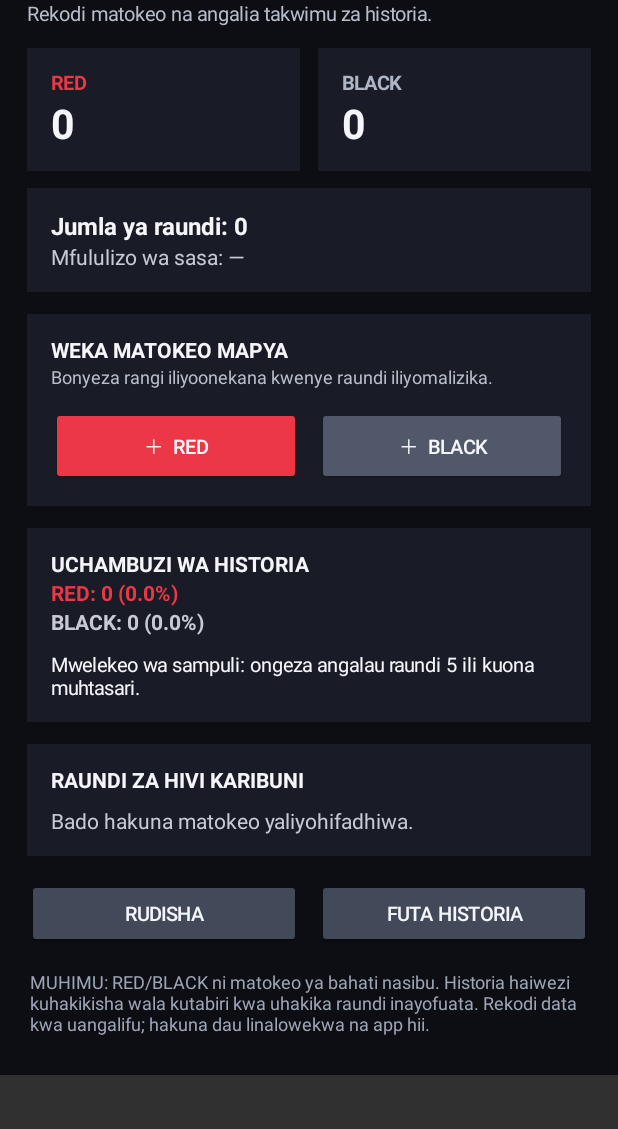
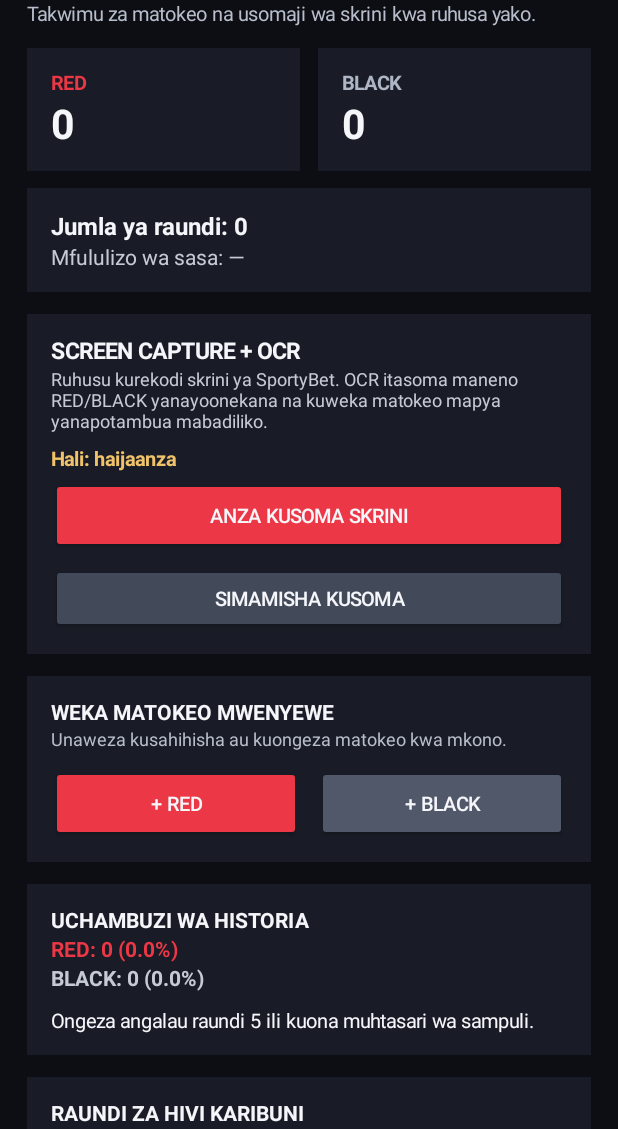
Before and after one commit to mcwiz75-source/imaku-coin-flip, an Android app: the screen it shows after launch (MainActivity), on a phone screen of 412 x 824 dp, the part 107-1236 px from its top. Run offline under Robolectric (Android 15) with nearby library versions, the phone set to English and light mode, and no system bars.

Commit message:
Add user-consented screen capture and OCR controls to analyzer

```diff
--- a/RedBlack_Analyzer_Android/app/src/main/java/com/mcwiz/redblack/MainActivity.java
+++ b/RedBlack_Analyzer_Android/app/src/main/java/com/mcwiz/redblack/MainActivity.java
@@ -2,165 +2,149 @@ package com.mcwiz.redblack;
 
 import android.app.Activity;
 import android.app.AlertDialog;
+import android.content.Intent;
+import android.content.SharedPreferences;
 import android.graphics.Color;
 import android.graphics.Typeface;
+import android.media.projection.MediaProjectionManager;
+import android.net.Uri;
+import android.os.Build;
 import android.os.Bundle;
+import android.provider.Settings;
 import android.view.Gravity;
-import android.view.View;
 import android.widget.Button;
 import android.widget.LinearLayout;
 import android.widget.ScrollView;
 import android.widget.TextView;
-import android.content.SharedPreferences;
 import java.util.ArrayList;
-import java.util.Collections;
-import java.util.List;
 import java.util.Locale;
 
 public class MainActivity extends Activity {
-    private static final int BG = Color.rgb(12, 14, 20);
-    private static final int PANEL = Color.rgb(25, 28, 38);
-    private static final int RED = Color.rgb(235, 55, 70);
-    private static final int BLACK = Color.rgb(80, 88, 105);
-    private static final int WHITE = Color.rgb(245, 246, 250);
-    private final ArrayList<String> rounds = new ArrayList<>();
+    private static final int BG=Color.rgb(12,14,20), PANEL=Color.rgb(25,28,38);
+    private static final int RED=Color.rgb(235,55,70), BLACK=Color.rgb(80,88,105), WHITE=Color.rgb(245,246,250);
+    private static final int REQ_CAPTURE=4102, REQ_OVERLAY=4103;
+    private final ArrayList<String> rounds=new ArrayList<>();
     private SharedPreferences prefs;
-    private LinearLayout root;
-    private TextView totalView, redView, blackView, streakView, recentView, trendView;
+    private TextView totalView,redView,blackView,streakView,recentView,trendView,captureStatus;
+    private boolean waitingForOverlay=false;
 
     @Override public void onCreate(Bundle state) {
         super.onCreate(state);
-        prefs = getSharedPreferences("redblack_data", MODE_PRIVATE);
-        String saved = prefs.getString("rounds", "");
-        if (!saved.isEmpty()) {
-            for (String s : saved.split(",")) if (s.equals("R") || s.equals("B")) rounds.add(s);
+        prefs=getSharedPreferences("redblack_data",MODE_PRIVATE);
+        String saved=prefs.getString("rounds","");
+        if(!saved.isEmpty()) for(String s:saved.split(",")) if(s.equals("R")||s.equals("B")) rounds.add(s);
+        buildUi(); refresh(); updateCaptureStatus();
+    }
+    private int dp(int n){return (int)(n*getResources().getDisplayMetrics().density+0.5f);}
+    private TextView text(String value,int size,int color,boolean bold){
+        TextView t=new TextView(this);t.setText(value);t.setTextSize(size);t.setTextColor(color);
+        if(bold)t.setTypeface(Typeface.DEFAULT,Typeface.BOLD);t.setGravity(Gravity.CENTER_VERTICAL);return t;
+    }
+    private LinearLayout card(){
+        LinearLayout c=new LinearLayout(this);c.setOrientation(LinearLayout.VERTICAL);c.setPadding(dp(16),dp(14),dp(16),dp(14));c.setBackgroundColor(PANEL);
+        LinearLayout.LayoutParams p=new LinearLayout.LayoutParams(-1,-2);p.setMargins(0,dp(7),0,dp(7));c.setLayoutParams(p);return c;
+    }
+    private Button button(String label,int color){
+        Button b=new Button(this);b.setText(label);b.setTextColor(WHITE);b.setTextSize(13);b.setAllCaps(false);
+        b.setBackgroundTintList(android.content.res.ColorStateList.valueOf(color));return b;
+    }
+    private void buildUi(){
+        ScrollView scroll=new ScrollView(this);LinearLayout root=new LinearLayout(this);root.setOrientation(LinearLayout.VERTICAL);
+        root.setPadding(dp(18),dp(22),dp(18),dp(26));root.setBackgroundColor(BG);scroll.addView(root);setContentView(scroll);
+        root.addView(text("SPORTYBET",13,RED,true));root.addView(text("RED BLACK ANALYZER",23,WHITE,true));
+        root.addView(text("Takwimu za matokeo na usomaji wa skrini kwa ruhusa yako.",13,0xffb7bdca,false));
+        LinearLayout stats=new LinearLayout(this);stats.setOrientation(LinearLayout.HORIZONTAL);stats.setPadding(0,dp(14),0,dp(4));root.addView(stats);
+        LinearLayout rc=statCard("RED",RED),bc=statCard("BLACK",0xffaeb5c4);
+        LinearLayout.LayoutParams half=new LinearLayout.LayoutParams(0,-2,1);half.setMargins(0,0,dp(6),0);stats.addView(rc,half);
+        half=new LinearLayout.LayoutParams(0,-2,1);half.setMargins(dp(6),0,0,0);stats.addView(bc,half);
+        LinearLayout total=card();root.addView(total);totalView=text("Jumla ya raundi: 0",16,WHITE,true);total.addView(totalView);
+        streakView=text("Mfululizo wa sasa: —",14,0xffc5cad5,false);total.addView(streakView);
+
+        LinearLayout capture=card();root.addView(capture);capture.addView(text("SCREEN CAPTURE + OCR",15,WHITE,true));
+        capture.addView(text("Ruhusu kurekodi skrini ya SportyBet. OCR itasoma maneno RED/BLACK yanayoonekana na kuweka matokeo mapya yanapotambua mabadiliko.",12,0xffc5cad5,false));
+        captureStatus=text("Hali: haijaanza",13,0xfff0c36a,true);captureStatus.setPadding(0,dp(8),0,dp(4));capture.addView(captureStatus);
+        Button start=button("ANZA KUSOMA SKRINI",RED);capture.addView(start,new LinearLayout.LayoutParams(-1,dp(50)));
+        Button stop=button("SIMAMISHA KUSOMA",0xff424958);LinearLayout.LayoutParams sp=new LinearLayout.LayoutParams(-1,dp(46));sp.setMargins(0,dp(7),0,0);capture.addView(stop,sp);
+        start.setOnClickListener(v->beginCapture());stop.setOnClickListener(v->{stopService(new Intent(this,ScreenCaptureService.class));updateCaptureStatus();});
+
+        LinearLayout entry=card();root.addView(entry);entry.addView(text("WEKA MATOKEO MWENYEWE",14,WHITE,true));
+        entry.addView(text("Unaweza kusahihisha au kuongeza matokeo kwa mkono.",12,0xffb7bdca,false));
+        LinearLayout buttons=new LinearLayout(this);buttons.setOrientation(LinearLayout.HORIZONTAL);
+        Button red=button("+ RED",RED),black=button("+ BLACK",BLACK);
+        LinearLayout.LayoutParams bp=new LinearLayout.LayoutParams(0,dp(50),1);bp.setMargins(0,dp(10),dp(5),0);buttons.addView(red,bp);
+        bp=new LinearLayout.LayoutParams(0,dp(50),1);bp.setMargins(dp(5),dp(10),0,0);buttons.addView(black,bp);entry.addView(buttons);
+        red.setOnClickListener(v->add("R"));black.setOnClickListener(v->add("B"));
+
+        LinearLayout history=card();root.addView(history);history.addView(text("UCHAMBUZI WA HISTORIA",14,WHITE,true));
+        redView=text("RED: 0 (0.0%)",14,RED,true);history.addView(redView);
+        blackView=text("BLACK: 0 (0.0%)",14,0xffc5cad5,true);history.addView(blackView);
+        trendView=text("Bado hakuna data ya kutosha.",13,WHITE,false);trendView.setPadding(0,dp(10),0,0);history.addView(trendView);
+        LinearLayout recent=card();root.addView(recent);recent.addView(text("RAUNDI ZA HIVI KARIBUNI",14,WHITE,true));
+        recentView=text("Bado hakuna matokeo.",14,0xffc5cad5,false);recentView.setPadding(0,dp(8),0,0);recent.addView(recentView);
+
+        LinearLayout actions=new LinearLayout(this);actions.setOrientation(LinearLayout.HORIZONTAL);root.addView(actions);
+        Button undo=button("RUDISHA",0xff424958),clear=button("FUTA HISTORIA",0xff424958);
+        bp=new LinearLayout.LayoutParams(0,dp(46),1);bp.setMargins(0,dp(8),dp(5),0);actions.addView(undo,bp);
+        bp=new LinearLayout.LayoutParams(0,dp(46),1);bp.setMargins(dp(5),dp(8),0,0);actions.addView(clear,bp);
+        undo.setOnClickListener(v->{if(!rounds.isEmpty()){rounds.remove(rounds.size()-1);save();refresh();}});
+        clear.setOnClickListener(v->new AlertDialog.Builder(this).setTitle("Futa historia?")
+          .setMessage("Matokeo yote yaliyohifadhiwa yatafutwa.").setNegativeButton("Ghairi",null)
+          .setPositiveButton("Futa",(d,w)->{rounds.clear();save();refresh();}).show());
+        TextView note=text("USALAMA: Android itaonyesha ruhusa ya Screen Capture. Unaweza kusimamisha wakati wowote. App haisomi nenosiri, haiingii kwenye akaunti yako na haiweki dau. OCR inaweza kukosea; kagua matokeo. Takwimu za nyuma hazihakikishi raundi ijayo.",12,0xff9da5b5,false);
+        note.setPadding(dp(2),dp(14),dp(2),0);root.addView(note);
+    }
+    private LinearLayout statCard(String label,int color){
+        LinearLayout c=card();c.addView(text(label,13,color,true));TextView v=text("0",27,WHITE,true);
+        if(label.equals("RED"))redCount=v;else blackCount=v;c.addView(v);return c;
+    }
+    private TextView redCount,blackCount;
+    private void beginCapture(){
+        if(!Settings.canDrawOverlays(this)){
+            waitingForOverlay=true;
+            new AlertDialog.Builder(this).setTitle("Ruhusa ya kitufe kinachoelea")
+              .setMessage("Washa 'Allow display over other apps' kwa SPORTYBET RED BLACK ANALYZER, kisha rudi kwenye app na bonyeza ANZA tena.")
+              .setPositiveButton("Fungua ruhusa",(d,w)->{Intent i=new Intent(Settings.ACTION_MANAGE_OVERLAY_PERMISSION,Uri.parse("package:"+getPackageName()));startActivityForResult(i,REQ_OVERLAY);})
+              .setNegativeButton("Ghairi",null).show();return;
         }
-        buildUi();
-        refresh();
+        MediaProjectionManager manager=(MediaProjectionManager)getSystemService(MEDIA_PROJECTION_SERVICE);
+        startActivityForResult(manager.createScreenCaptureIntent(),REQ_CAPTURE);
     }
-
-    private int dp(int n) { return (int)(n * getResources().getDisplayMetrics().density + 0.5f); }
-    private TextView text(String value, int size, int color, boolean bold) {
-        TextView t = new TextView(this);
-        t.setText(value); t.setTextSize(size); t.setTextColor(color);
-        if (bold) t.setTypeface(Typeface.DEFAULT, Typeface.BOLD);
-        t.setGravity(Gravity.CENTER_VERTICAL);
-        return t;
+    @Override protected void onActivityResult(int requestCode,int resultCode,Intent data){
+        super.onActivityResult(requestCode,resultCode,data);
+        if(requestCode==REQ_CAPTURE){
+            if(resultCode==RESULT_OK&&data!=null){
+                Intent service=new Intent(this,ScreenCaptureService.class);
+                service.putExtra("resultCode",resultCode);service.putExtra("data",data);
+                if(Build.VERSION.SDK_INT>=26)startForegroundService(service);else startService(service);
+                captureStatus.setText("Hali: inaomba/inaanza kusoma skrini…");
+            }else captureStatus.setText("Hali: ruhusa ya Screen Capture imekataliwa.");
+        } else if(requestCode==REQ_OVERLAY){waitingForOverlay=false;updateCaptureStatus();}
     }
-    private LinearLayout card() {
-        LinearLayout c = new LinearLayout(this);
-        c.setOrientation(LinearLayout.VERTICAL);
-        c.setPadding(dp(16), dp(14), dp(16), dp(14));
-        c.setBackgroundColor(PANEL);
-        LinearLayout.LayoutParams p = new LinearLayout.LayoutParams(-1, -2);
-        p.setMargins(0, dp(7), 0, dp(7)); c.setLayoutParams(p);
-        return c;
+    @Override protected void onResume(){super.onResume();if(captureStatus!=null)updateCaptureStatus();}
+    private void updateCaptureStatus(){
+        if(captureStatus==null)return;
+        boolean active=getSharedPreferences("capture_state",MODE_PRIVATE).getBoolean("active",false);
+        captureStatus.setText(active?"Hali: OCR inaendelea • gusa kiputo kinachoelea kusimamisha":"Hali: haijaanza");
     }
-    private void buildUi() {
-        ScrollView scroll = new ScrollView(this);
-        root = new LinearLayout(this); root.setOrientation(LinearLayout.VERTICAL);
-        root.setPadding(dp(18), dp(22), dp(18), dp(26)); root.setBackgroundColor(BG);
-        scroll.addView(root); setContentView(scroll);
-
-        TextView title = text("SPORTYBET", 13, RED, true);
-        root.addView(title);
-        TextView heading = text("RED BLACK ANALYZER", 23, WHITE, true);
-        root.addView(heading);
-        TextView subtitle = text("Rekodi matokeo na angalia takwimu za historia.", 13, 0xffb7bdca, false);
-        root.addView(subtitle);
-
-        LinearLayout stats = new LinearLayout(this); stats.setOrientation(LinearLayout.HORIZONTAL);
-        stats.setPadding(0, dp(14), 0, dp(4)); root.addView(stats);
-        LinearLayout redCard = statCard("RED", RED);
-        LinearLayout blackCard = statCard("BLACK", 0xffaeb5c4);
-        LinearLayout.LayoutParams half = new LinearLayout.LayoutParams(0, -2, 1);
-        half.setMargins(0, 0, dp(6), 0); stats.addView(redCard, half);
-        half = new LinearLayout.LayoutParams(0, -2, 1); half.setMargins(dp(6), 0, 0, 0); stats.addView(blackCard, half);
-
-        LinearLayout totalCard = card(); root.addView(totalCard);
-        totalView = text("Jumla ya raundi: 0", 16, WHITE, true); totalCard.addView(totalView);
-        streakView = text("Mfululizo wa sasa: —", 14, 0xffc5cad5, false); totalCard.addView(streakView);
-
-        LinearLayout entry = card(); root.addView(entry);
-        entry.addView(text("WEKA MATOKEO MAPYA", 14, WHITE, true));
-        entry.addView(text("Bonyeza rangi iliyoonekana kwenye raundi iliyomalizika.", 12, 0xffb7bdca, false));
-        LinearLayout buttons = new LinearLayout(this); buttons.setOrientation(LinearLayout.HORIZONTAL);
-        Button red = button("＋  RED", RED); Button black = button("＋  BLACK", BLACK);
-        LinearLayout.LayoutParams bp = new LinearLayout.LayoutParams(0, dp(52), 1);
-        bp.setMargins(0, dp(12), dp(5), 0); buttons.addView(red, bp);
-        bp = new LinearLayout.LayoutParams(0, dp(52), 1); bp.setMargins(dp(5), dp(12), 0, 0); buttons.addView(black, bp);
-        entry.addView(buttons);
-        red.setOnClickListener(v -> add("R")); black.setOnClickListener(v -> add("B"));
-
-        LinearLayout history = card(); root.addView(history);
-        history.addView(text("UCHAMBUZI WA HISTORIA", 14, WHITE, true));
-        redView = text("RED: 0 (0.0%)", 14, RED, true); history.addView(redView);
-        blackView = text("BLACK: 0 (0.0%)", 14, 0xffc5cad5, true); history.addView(blackView);
-        trendView = text("Mwelekeo wa sampuli: bado hakuna data ya kutosha.", 13, WHITE, false);
-        trendView.setPadding(0, dp(10), 0, 0); history.addView(trendView);
-
-        LinearLayout recent = card(); root.addView(recent);
-        recent.addView(text("RAUNDI ZA HIVI KARIBUNI", 14, WHITE, true));
-        recentView = text("Bado hakuna matokeo yaliyohifadhiwa.", 14, 0xffc5cad5, false);
-        recentView.setPadding(0, dp(8), 0, 0); recent.addView(recentView);
-
-        LinearLayout actions = new LinearLayout(this); actions.setOrientation(LinearLayout.HORIZONTAL);
-        root.addView(actions);
-        Button undo = button("RUDISHA", 0xff424958);
-        Button clear = button("FUTA HISTORIA", 0xff424958);
-        bp = new LinearLayout.LayoutParams(0, dp(46), 1); bp.setMargins(0, dp(8), dp(5), 0); actions.addView(undo, bp);
-        bp = new LinearLayout.LayoutParams(0, dp(46), 1); bp.setMargins(dp(5), dp(8), 0, 0); actions.addView(clear, bp);
-        undo.setOnClickListener(v -> { if (!rounds.isEmpty()) { rounds.remove(rounds.size()-1); save(); refresh(); } });
-        clear.setOnClickListener(v -> new AlertDialog.Builder(this).setTitle("Futa historia?")
-            .setMessage("Matokeo yote yaliyohifadhiwa kwenye simu yatafutwa.")
-            .setNegativeButton("Ghairi", null).setPositiveButton("Futa", (d,w) -> { rounds.clear(); save(); refresh(); }).show());
-
-        TextView note = text("MUHIMU: RED/BLACK ni matokeo ya bahati nasibu. Historia haiwezi kuhakikisha wala kutabiri kwa uhakika raundi inayofuata. Rekodi data kwa uangalifu; hakuna dau linalowekwa na app hii.", 12, 0xff9da5b5, false);
-        note.setPadding(dp(2), dp(14), dp(2), 0); root.addView(note);
+    private void add(String value){rounds.add(value);save();refresh();}
+    private void save(){
+        StringBuilder s=new StringBuilder();for(String r:rounds){if(s.length()>0)s.append(",");s.append(r);}
+        prefs.edit().putString("rounds",s.toString()).apply();
     }
-    private LinearLayout statCard(String label, int color) {
-        LinearLayout c = card();
-        c.addView(text(label, 13, color, true));
-        TextView v = text("0", 27, WHITE, true);
-        if (label.equals("RED")) redCount = v; else blackCount = v;
-        c.addView(v); return c;
-    }
-    private TextView redCount, blackCount;
-    private Button button(String label, int color) {
-        Button b = new Button(this); b.setText(label); b.setTextColor(WHITE);
-        b.setTextSize(13); b.setAllCaps(false); b.setBackgroundTintList(android.content.res.ColorStateList.valueOf(color));
-        return b;
-    }
-    private void add(String value) { rounds.add(value); save(); refresh(); }
-    private void save() {
-        StringBuilder s = new StringBuilder();
-        for (String r : rounds) { if (s.length()>0) s.append(","); s.append(r); }
-        prefs.edit().putString("rounds", s.toString()).apply();
-    }
-    private void refresh() {
-        int r=0,b=0; for (String x: rounds) if (x.equals("R")) r++; else b++;
-        int n=rounds.size();
-        redCount.setText(String.valueOf(r)); blackCount.setText(String.valueOf(b));
-        totalView.setText("Jumla ya raundi: " + n);
-        redView.setText(String.format(Locale.US, "RED: %d (%.1f%%)", r, n==0?0:100.0*r/n));
-        blackView.setText(String.format(Locale.US, "BLACK: %d (%.1f%%)", b, n==0?0:100.0*b/n));
-        if (n==0) streakView.setText("Mfululizo wa sasa: —");
-        else {
-            String last=rounds.get(n-1); int count=0;
-            for(int i=n-1;i>=0 && rounds.get(i).equals(last);i--) count++;
-            streakView.setText("Mfululizo wa sasa: " + (last.equals("R")?"RED":"BLACK") + " × " + count);
+    private void refresh(){
+        int r=0,b=0;for(String x:rounds)if(x.equals("R"))r++;else b++;int n=rounds.size();
+        redCount.setText(String.valueOf(r));blackCount.setText(String.valueOf(b));totalView.setText("Jumla ya raundi: "+n);
+        redView.setText(String.format(Locale.US,"RED: %d (%.1f%%)",r,n==0?0:100.0*r/n));
+        blackView.setText(String.format(Locale.US,"BLACK: %d (%.1f%%)",b,n==0?0:100.0*b/n));
+        if(n==0)streakView.setText("Mfululizo wa sasa: —");else{
+            String last=rounds.get(n-1);int count=0;for(int i=n-1;i>=0&&rounds.get(i).equals(last);i--)count++;
+            streakView.setText("Mfululizo wa sasa: "+(last.equals("R")?"RED":"BLACK")+" × "+count);
         }
-        int sample=Math.min(30,n), sr=0,sb=0;
-        for(int i=n-sample;i<n;i++) if(rounds.get(i).equals("R")) sr++; else sb++;
-        if(sample<5) trendView.setText("Mwelekeo wa sampuli: ongeza angalau raundi 5 ili kuona muhtasari.");
-        else trendView.setText(String.format(Locale.US,"Raundi %d za mwisho: RED %.1f%% • BLACK %.1f%%. Huu ni muhtasari wa nyuma tu.",sample,100.0*sr/sample,100.0*sb/sample));
-        if(n==0) recentView.setText("Bado hakuna matokeo yaliyohifadhiwa.");
-        else {
-            StringBuilder s=new StringBuilder();
-            for(int i=n-1;i>=Math.max(0,n-19);i--) {
-                if(s.length()>0) s.append("   ");
-                s.append(rounds.get(i).equals("R")?"🔴":"⚫");
-            }
+        int sample=Math.min(30,n),sr=0,sb=0;for(int i=n-sample;i<n;i++)if(rounds.get(i).equals("R"))sr++;else sb++;
+        if(sample<5)trendView.setText("Ongeza angalau raundi 5 ili kuona muhtasari wa sampuli.");
+        else trendView.setText(String.format(Locale.US,"Raundi %d za mwisho: RED %.1f%% • BLACK %.1f%%. Muhtasari wa nyuma tu.",sample,100.0*sr/sample,100.0*sb/sample));
+        if(n==0)recentView.setText("Bado hakuna matokeo.");else{
+            StringBuilder s=new StringBuilder();for(int i=n-1;i>=Math.max(0,n-19);i--){if(s.length()>0)s.append("   ");s.append(rounds.get(i).equals("R")?"🔴":"⚫");}
             recentView.setText(s.toString());
         }
     }
```
